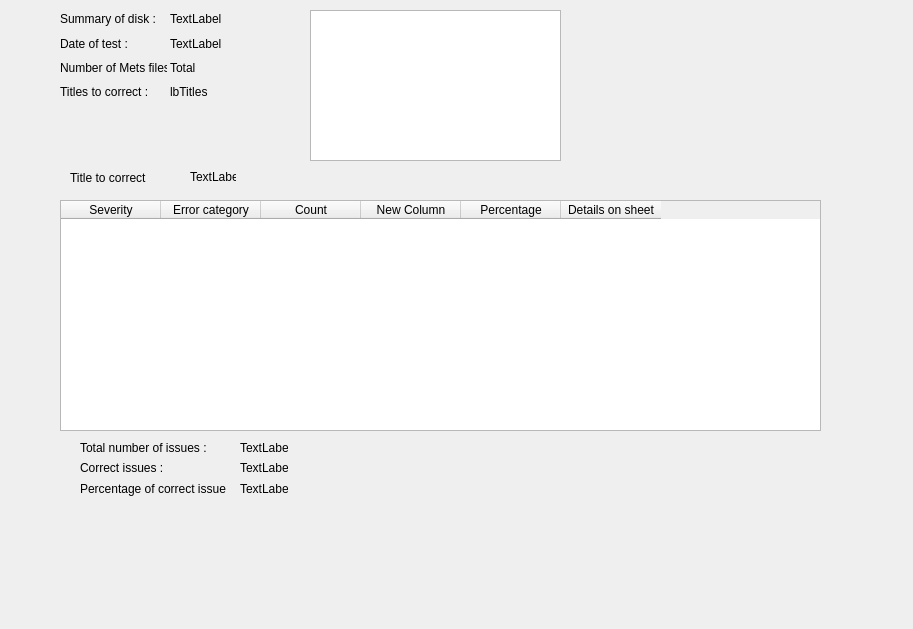
Above: namalysator/w_summaryerrors.ui from phungthomas/Namalysator before the change. Below: the same form after it.
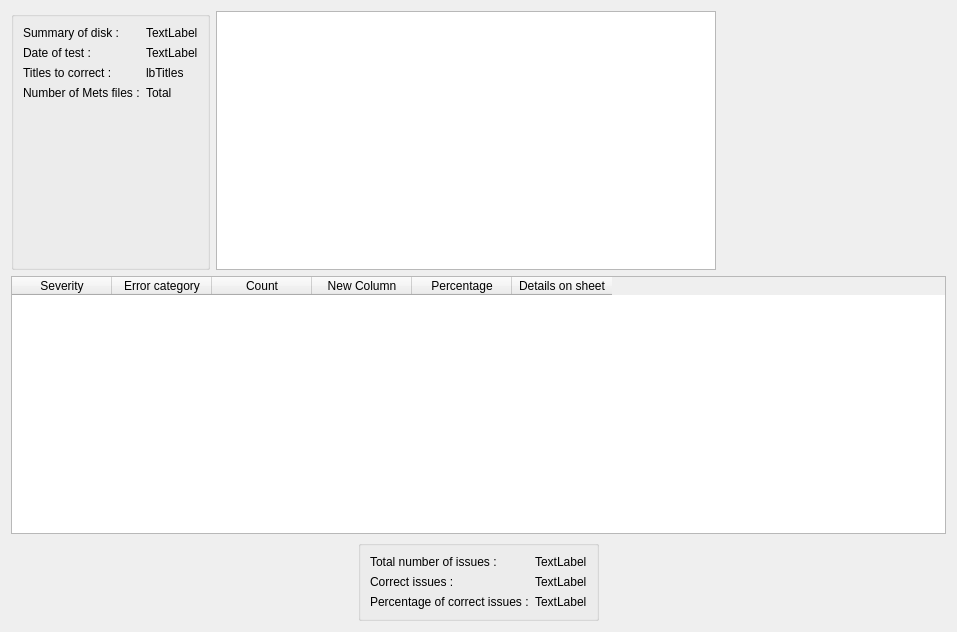
That is the form after the change.

Commit message: review error screen

Patch:
```diff
--- a/namalysator/w_summaryerrors.ui
+++ b/namalysator/w_summaryerrors.ui
@@ -6,223 +6,219 @@
    <rect>
     <x>0</x>
     <y>0</y>
-    <width>913</width>
-    <height>629</height>
+    <width>957</width>
+    <height>632</height>
    </rect>
   </property>
   <property name="windowTitle">
    <string>Form</string>
   </property>
-  <widget class="QTableWidget" name="tableSummary">
-   <property name="enabled">
-    <bool>true</bool>
-   </property>
-   <property name="geometry">
-    <rect>
-     <x>60</x>
-     <y>200</y>
-     <width>761</width>
-     <height>231</height>
-    </rect>
-   </property>
-   <property name="editTriggers">
-    <set>QAbstractItemView::NoEditTriggers</set>
-   </property>
-   <column>
-    <property name="text">
-     <string>Severity</string>
-    </property>
-   </column>
-   <column>
-    <property name="text">
-     <string>Error category</string>
-    </property>
-   </column>
-   <column>
-    <property name="text">
-     <string>Count</string>
-    </property>
-   </column>
-   <column>
-    <property name="text">
-     <string>New Column</string>
-    </property>
-   </column>
-   <column>
-    <property name="text">
-     <string>Percentage</string>
-    </property>
-   </column>
-   <column>
-    <property name="text">
-     <string>Details on sheet</string>
-    </property>
-   </column>
-  </widget>
-  <widget class="QLabel" name="label_4">
-   <property name="geometry">
-    <rect>
-     <x>70</x>
-     <y>170</y>
-     <width>91</width>
-     <height>16</height>
-    </rect>
-   </property>
-   <property name="text">
-    <string>Title to correct</string>
-   </property>
-  </widget>
-  <widget class="QLabel" name="label_5">
-   <property name="geometry">
-    <rect>
-     <x>190</x>
-     <y>170</y>
-     <width>46</width>
-     <height>14</height>
-    </rect>
-   </property>
-   <property name="text">
-    <string>TextLabel</string>
-   </property>
-  </widget>
-  <widget class="QWidget" name="layoutWidget">
-   <property name="geometry">
-    <rect>
-     <x>60</x>
-     <y>10</y>
-     <width>107</width>
-     <height>91</height>
-    </rect>
-   </property>
+  <layout class="QVBoxLayout" name="verticalLayout_5">
+   <item>
+    <layout class="QHBoxLayout" name="horizontalLayout">
+     <item>
    <layout class="QVBoxLayout" name="verticalLayout">
     <item>
+        <widget class="QGroupBox" name="groupBox">
+         <property name="title">
+          <string/>
+         </property>
+         <layout class="QFormLayout" name="formLayout_2">
+          <item row="0" column="0">
      <widget class="QLabel" name="label">
       <property name="text">
        <string>Summary of disk :</string>
       </property>
      </widget>
     </item>
-    <item>
+          <item row="1" column="0">
      <widget class="QLabel" name="label_2">
       <property name="text">
        <string>Date of test :</string>
       </property>
      </widget>
     </item>
-    <item>
-     <widget class="QLabel" name="label_3">
-      <property name="text">
-       <string>Number of Mets files :</string>
-      </property>
-     </widget>
-    </item>
-    <item>
+          <item row="3" column="0">
      <widget class="QLabel" name="label_9">
       <property name="text">
        <string>Titles to correct :</string>
       </property>
      </widget>
     </item>
-   </layout>
-  </widget>
-  <widget class="QWidget" name="layoutWidget">
-   <property name="geometry">
-    <rect>
-     <x>170</x>
-     <y>10</y>
-     <width>121</width>
-     <height>91</height>
-    </rect>
-   </property>
-   <layout class="QVBoxLayout" name="verticalLayout_2">
-    <item>
-     <widget class="QLabel" name="lbSummary">
+          <item row="4" column="0">
+           <widget class="QLabel" name="label_3">
       <property name="text">
-       <string>TextLabel</string>
+             <string>Number of Mets files :</string>
       </property>
      </widget>
     </item>
-    <item>
-     <widget class="QLabel" name="lbDate">
-      <property name="text">
-       <string>TextLabel</string>
-      </property>
-     </widget>
-    </item>
-    <item>
+          <item row="4" column="1">
      <widget class="QLabel" name="lbTotal">
       <property name="text">
        <string>Total</string>
       </property>
      </widget>
     </item>
-    <item>
+          <item row="3" column="1">
      <widget class="QLabel" name="lbTitles">
       <property name="text">
        <string>lbTitles</string>
       </property>
      </widget>
     </item>
-   </layout>
-  </widget>
-  <widget class="QWidget" name="layoutWidget">
-   <property name="geometry">
-    <rect>
-     <x>80</x>
-     <y>440</y>
-     <width>146</width>
-     <height>56</height>
-    </rect>
-   </property>
-   <layout class="QVBoxLayout" name="verticalLayout_3">
+          <item row="0" column="1">
+           <widget class="QLabel" name="lbSummary">
+            <property name="text">
+             <string>TextLabel</string>
+            </property>
+           </widget>
+          </item>
+          <item row="1" column="1">
+           <widget class="QLabel" name="lbDate">
+            <property name="text">
+             <string>TextLabel</string>
+            </property>
+           </widget>
+          </item>
+         </layout>
+         <zorder>label</zorder>
+         <zorder>label</zorder>
+         <zorder>label_2</zorder>
+         <zorder>label_9</zorder>
+         <zorder>label_3</zorder>
+         <zorder>lbTotal</zorder>
+         <zorder>lbTitles</zorder>
+         <zorder>lbSummary</zorder>
+         <zorder>lbDate</zorder>
+        </widget>
+       </item>
+      </layout>
+     </item>
+     <item>
+      <widget class="QTableWidget" name="tableYear">
+       <property name="minimumSize">
+        <size>
+         <width>500</width>
+         <height>0</height>
+        </size>
+       </property>
+      </widget>
+     </item>
     <item>
+      <spacer name="horizontalSpacer_3">
+       <property name="orientation">
+        <enum>Qt::Horizontal</enum>
+       </property>
+       <property name="sizeHint" stdset="0">
+        <size>
+         <width>40</width>
+         <height>20</height>
+        </size>
+       </property>
+      </spacer>
+     </item>
+    </layout>
+   </item>
+   <item>
+    <widget class="QTableWidget" name="tableSummary">
+     <property name="enabled">
+      <bool>true</bool>
+     </property>
+     <property name="editTriggers">
+      <set>QAbstractItemView::NoEditTriggers</set>
+     </property>
+     <column>
+      <property name="text">
+       <string>Severity</string>
+      </property>
+     </column>
+     <column>
+      <property name="text">
+       <string>Error category</string>
+      </property>
+     </column>
+     <column>
+      <property name="text">
+       <string>Count</string>
+      </property>
+     </column>
+     <column>
+      <property name="text">
+       <string>New Column</string>
+      </property>
+     </column>
+     <column>
+      <property name="text">
+       <string>Percentage</string>
+      </property>
+     </column>
+     <column>
+      <property name="text">
+       <string>Details on sheet</string>
+      </property>
+     </column>
+    </widget>
+   </item>
+   <item>
+    <layout class="QHBoxLayout" name="horizontalLayout_2">
+     <item>
+      <spacer name="horizontalSpacer">
+       <property name="orientation">
+        <enum>Qt::Horizontal</enum>
+       </property>
+       <property name="sizeHint" stdset="0">
+        <size>
+         <width>40</width>
+         <height>20</height>
+        </size>
+       </property>
+      </spacer>
+     </item>
+     <item>
+      <widget class="QGroupBox" name="groupBox_2">
+       <property name="title">
+        <string/>
+       </property>
+       <layout class="QFormLayout" name="formLayout">
+        <property name="fieldGrowthPolicy">
+         <enum>QFormLayout::AllNonFixedFieldsGrow</enum>
+        </property>
+        <item row="1" column="0">
      <widget class="QLabel" name="label_6">
       <property name="text">
        <string>Total number of issues :</string>
       </property>
      </widget>
     </item>
-    <item>
+        <item row="2" column="0">
      <widget class="QLabel" name="label_7">
       <property name="text">
        <string>Correct issues :</string>
       </property>
      </widget>
     </item>
-    <item>
+        <item row="5" column="0">
      <widget class="QLabel" name="label_8">
       <property name="text">
        <string>Percentage of correct issues :</string>
       </property>
      </widget>
     </item>
-   </layout>
-  </widget>
-  <widget class="QWidget" name="layoutWidget">
-   <property name="geometry">
-    <rect>
-     <x>240</x>
-     <y>440</y>
-     <width>48</width>
-     <height>56</height>
-    </rect>
-   </property>
-   <layout class="QVBoxLayout" name="verticalLayout_4">
-    <item>
-     <widget class="QLabel" name="lbTotal2">
-      <property name="text">
-       <string>TextLabel</string>
-      </property>
-     </widget>
-    </item>
-    <item>
+        <item row="2" column="1">
      <widget class="QLabel" name="lbCorrectIssues">
       <property name="text">
        <string>TextLabel</string>
       </property>
      </widget>
     </item>
-    <item>
+        <item row="1" column="1">
+         <widget class="QLabel" name="lbTotal2">
+          <property name="text">
+           <string>TextLabel</string>
+          </property>
+         </widget>
+        </item>
+        <item row="5" column="1">
      <widget class="QLabel" name="lbPercent">
       <property name="text">
        <string>TextLabel</string>
@@ -231,16 +227,23 @@
     </item>
    </layout>
   </widget>
-  <widget class="QTableWidget" name="tableYear">
-   <property name="geometry">
-    <rect>
-     <x>310</x>
-     <y>10</y>
-     <width>251</width>
-     <height>151</height>
-    </rect>
-   </property>
-  </widget>
+     </item>
+     <item>
+      <spacer name="horizontalSpacer_2">
+       <property name="orientation">
+        <enum>Qt::Horizontal</enum>
+       </property>
+       <property name="sizeHint" stdset="0">
+        <size>
+         <width>40</width>
+         <height>20</height>
+        </size>
+       </property>
+      </spacer>
+     </item>
+    </layout>
+   </item>
+  </layout>
  </widget>
  <resources/>
  <connections/>
```
Lines whose indentation alone changed are shown as unchanged. The commit also changes 1 other file.
